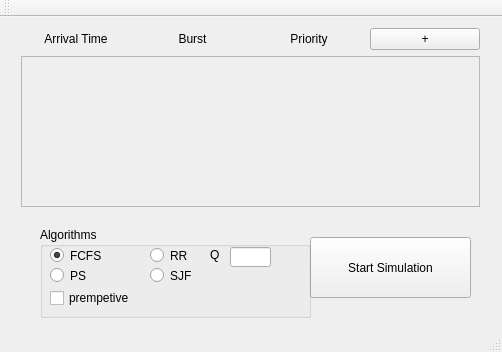
This is mainwindow.ui in AMR-KELEG/Operating-Systems-Scheduler as Qt 5 draws it before an edit. The edited form follows.
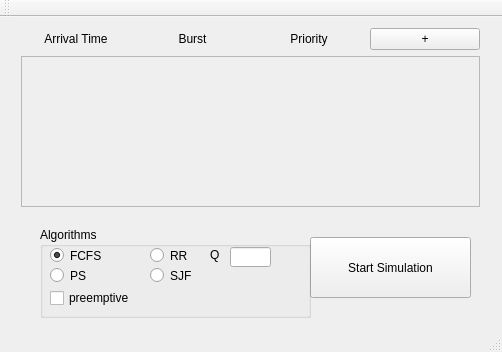
This is the edited form.

```diff
--- a/mainwindow.ui
+++ b/mainwindow.ui
@@ -127,7 +127,7 @@
       </rect>
      </property>
      <property name="text">
-      <string>prempetive</string>
+      <string>preemptive</string>
      </property>
     </widget>
    </widget>
```
Left out of the diff: 2 changed lines with no effect on the pictures.
